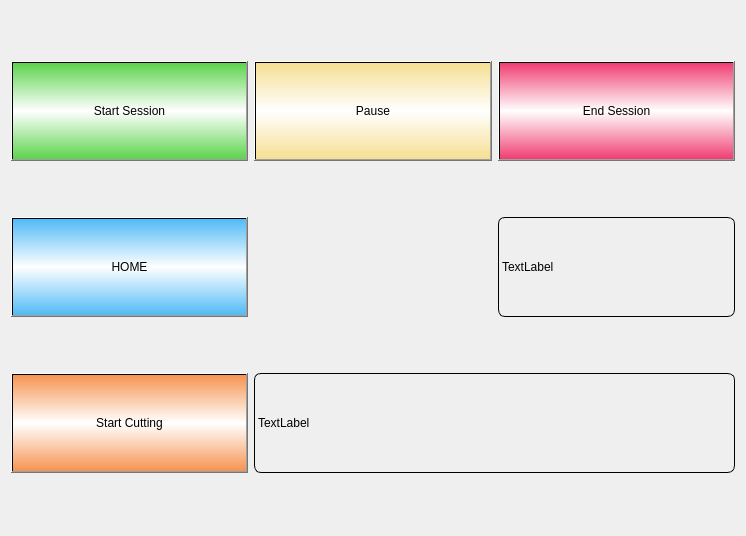
Above: mediscara_ws/src/mediscara/mediscara/scripts/widgets/layout/robotic_control.ui from ppuska/mediscara before the change. Below: the same form after it.
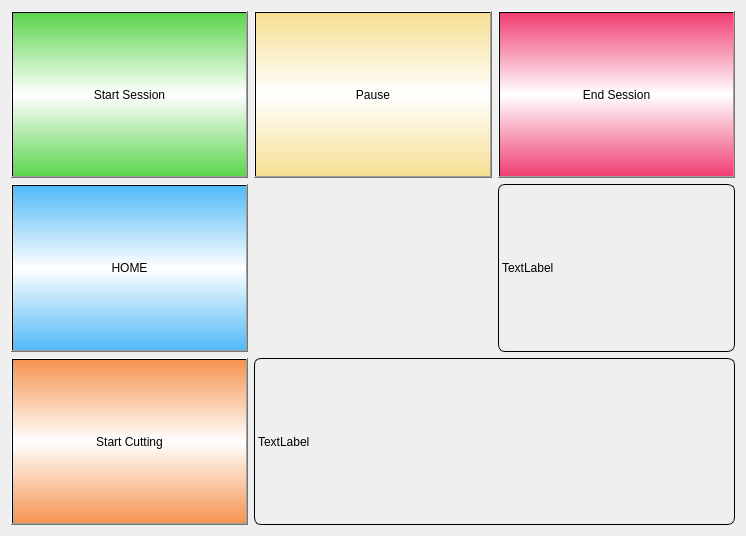
That is the form after the change.

Commit message: fixed kpi generation bug in robotic node

```diff
--- a/mediscara_ws/src/mediscara/mediscara/scripts/widgets/layout/robotic_control.ui
+++ b/mediscara_ws/src/mediscara/mediscara/scripts/widgets/layout/robotic_control.ui
@@ -25,6 +25,12 @@
    </property>
    <item row="1" column="0">
     <widget class="QPushButton" name="button_home">
+     <property name="sizePolicy">
+      <sizepolicy hsizetype="Minimum" vsizetype="MinimumExpanding">
+       <horstretch>0</horstretch>
+       <verstretch>0</verstretch>
+      </sizepolicy>
+     </property>
      <property name="minimumSize">
       <size>
        <width>0</width>
@@ -47,6 +53,12 @@
    </item>
    <item row="0" column="1">
     <widget class="QPushButton" name="button_pause">
+     <property name="sizePolicy">
+      <sizepolicy hsizetype="Minimum" vsizetype="MinimumExpanding">
+       <horstretch>0</horstretch>
+       <verstretch>0</verstretch>
+      </sizepolicy>
+     </property>
      <property name="minimumSize">
       <size>
        <width>0</width>
@@ -70,6 +82,12 @@
    </item>
    <item row="0" column="2">
     <widget class="QPushButton" name="button_end_session">
+     <property name="sizePolicy">
+      <sizepolicy hsizetype="Minimum" vsizetype="MinimumExpanding">
+       <horstretch>0</horstretch>
+       <verstretch>0</verstretch>
+      </sizepolicy>
+     </property>
      <property name="minimumSize">
       <size>
        <width>0</width>
@@ -93,6 +111,12 @@
    </item>
    <item row="0" column="0">
     <widget class="QPushButton" name="button_start_session">
+     <property name="sizePolicy">
+      <sizepolicy hsizetype="Minimum" vsizetype="MinimumExpanding">
+       <horstretch>0</horstretch>
+       <verstretch>0</verstretch>
+      </sizepolicy>
+     </property>
      <property name="minimumSize">
       <size>
        <width>0</width>
@@ -115,6 +139,12 @@
    </item>
    <item row="2" column="0">
     <widget class="QPushButton" name="button_start_cutting">
+     <property name="sizePolicy">
+      <sizepolicy hsizetype="Minimum" vsizetype="MinimumExpanding">
+       <horstretch>0</horstretch>
+       <verstretch>0</verstretch>
+      </sizepolicy>
+     </property>
      <property name="minimumSize">
       <size>
        <width>0</width>
@@ -138,6 +168,12 @@
    </item>
    <item row="2" column="1" colspan="2">
     <widget class="QLabel" name="label_cutting">
+     <property name="sizePolicy">
+      <sizepolicy hsizetype="Preferred" vsizetype="MinimumExpanding">
+       <horstretch>0</horstretch>
+       <verstretch>0</verstretch>
+      </sizepolicy>
+     </property>
      <property name="text">
       <string>TextLabel</string>
      </property>
@@ -145,6 +181,12 @@
    </item>
    <item row="1" column="2">
     <widget class="QLabel" name="label_time_remaining">
+     <property name="sizePolicy">
+      <sizepolicy hsizetype="Preferred" vsizetype="MinimumExpanding">
+       <horstretch>0</horstretch>
+       <verstretch>0</verstretch>
+      </sizepolicy>
+     </property>
      <property name="text">
       <string>TextLabel</string>
      </property>
```
The commit also changes 5 other files.
